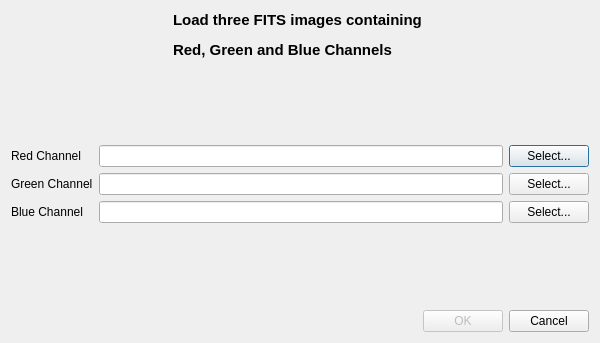
Old version of the form src/UI/FitsImporter.ui in the repository LuminanceHDR/LuminanceHDR.
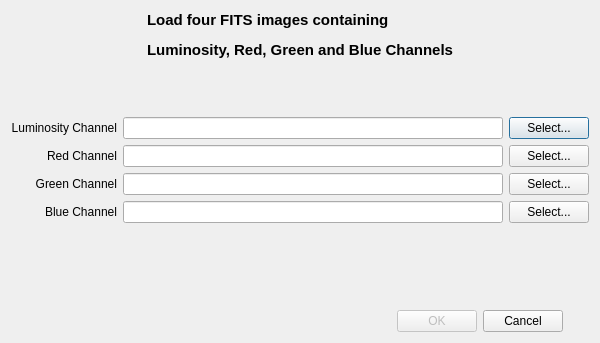
New version of the form. Icons and pictures are not drawn.

Patch:
```diff
--- a/src/UI/FitsImporter.ui
+++ b/src/UI/FitsImporter.ui
@@ -20,7 +20,7 @@
    <string>Fits Importer</string>
   </property>
   <layout class="QGridLayout" name="gridLayout">
-   <item row="0" column="0">
+   <item row="0" column="0" colspan="2">
     <layout class="QHBoxLayout" name="horizontalLayout_6">
      <item>
       <spacer name="horizontalSpacer_2">
@@ -38,7 +38,7 @@
      <item>
       <widget class="QLabel" name="label_4">
        <property name="text">
-        <string>&lt;html&gt;&lt;head/&gt;&lt;body&gt;&lt;p align=&quot;justify&quot;&gt;&lt;span style=&quot; font-size:11pt; font-weight:600;&quot;&gt;Load three FITS images containing &lt;/span&gt;&lt;/p&gt;&lt;p align=&quot;justify&quot;&gt;&lt;span style=&quot; font-size:11pt; font-weight:600;&quot;&gt;Red, Green and Blue Channels&lt;/span&gt;&lt;/p&gt;&lt;/body&gt;&lt;/html&gt;</string>
+        <string>&lt;html&gt;&lt;head/&gt;&lt;body&gt;&lt;p align=&quot;justify&quot;&gt;&lt;span style=&quot; font-size:11pt; font-weight:600;&quot;&gt;Load four FITS images containing &lt;/span&gt;&lt;/p&gt;&lt;p align=&quot;justify&quot;&gt;&lt;span style=&quot; font-size:11pt; font-weight:600;&quot;&gt;Luminosity, Red, Green and Blue Channels&lt;/span&gt;&lt;/p&gt;&lt;/body&gt;&lt;/html&gt;</string>
        </property>
       </widget>
      </item>
@@ -57,7 +57,7 @@
      </item>
     </layout>
    </item>
-   <item row="1" column="0">
+   <item row="1" column="1">
     <spacer name="verticalSpacer_2">
      <property name="orientation">
       <enum>Qt::Vertical</enum>
@@ -70,28 +70,35 @@
      </property>
     </spacer>
    </item>
-   <item row="2" column="0">
-    <layout class="QHBoxLayout" name="horizontalLayout_5">
+   <item row="2" column="0" colspan="2">
+    <layout class="QHBoxLayout" name="horizontalLayout_7">
      <item>
       <layout class="QVBoxLayout" name="verticalLayout">
+       <item>
+        <widget class="QLabel" name="label_5">
+         <property name="text">
+          <string>&lt;html&gt;&lt;head/&gt;&lt;body&gt;&lt;p align=&quot;right&quot;&gt;Luminosity Channel&lt;/p&gt;&lt;/body&gt;&lt;/html&gt;</string>
+         </property>
+        </widget>
+       </item>
        <item>
         <widget class="QLabel" name="label">
          <property name="text">
-          <string>Red Channel</string>
+          <string>&lt;html&gt;&lt;head/&gt;&lt;body&gt;&lt;p align=&quot;right&quot;&gt;Red Channel&lt;/p&gt;&lt;/body&gt;&lt;/html&gt;</string>
          </property>
         </widget>
        </item>
        <item>
         <widget class="QLabel" name="label_2">
          <property name="text">
-          <string>Green Channel</string>
+          <string>&lt;html&gt;&lt;head/&gt;&lt;body&gt;&lt;p align=&quot;right&quot;&gt;Green Channel&lt;/p&gt;&lt;/body&gt;&lt;/html&gt;</string>
          </property>
         </widget>
        </item>
        <item>
         <widget class="QLabel" name="label_3">
          <property name="text">
-          <string>Blue Channel</string>
+          <string>&lt;html&gt;&lt;head/&gt;&lt;body&gt;&lt;p align=&quot;right&quot;&gt;Blue Channel&lt;/p&gt;&lt;/body&gt;&lt;/html&gt;</string>
          </property>
         </widget>
        </item>
@@ -99,6 +106,24 @@
      </item>
      <item>
       <layout class="QVBoxLayout" name="verticalLayout_2">
+       <item>
+        <layout class="QHBoxLayout" name="horizontalLayout_5">
+         <item>
+          <widget class="QLineEdit" name="lineEditLuminosity"/>
+         </item>
+         <item>
+          <widget class="QPushButton" name="pushButtonLuminosity">
+           <property name="text">
+            <string>Select...</string>
+           </property>
+           <property name="icon">
+            <iconset resource="../../icons.qrc">
+             <normaloff>:/new/prefix1/images/fileopen.png</normaloff>:/new/prefix1/images/fileopen.png</iconset>
+           </property>
+          </widget>
+         </item>
+        </layout>
+       </item>
        <item>
         <layout class="QHBoxLayout" name="horizontalLayout_3">
          <item>
```
